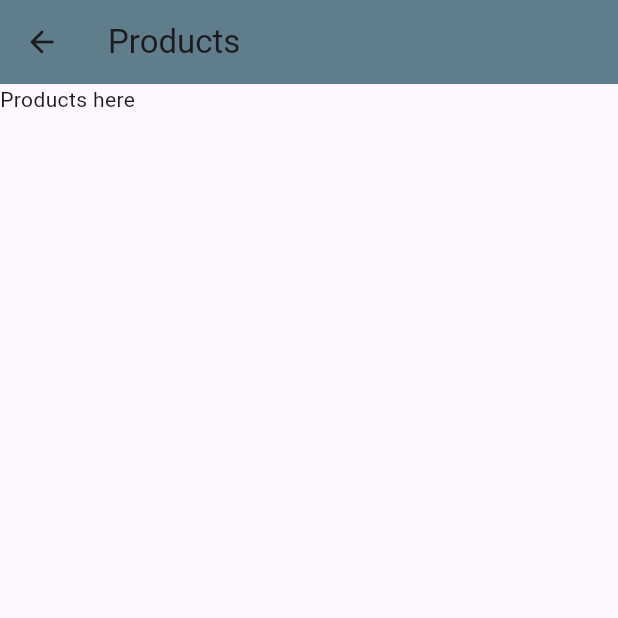
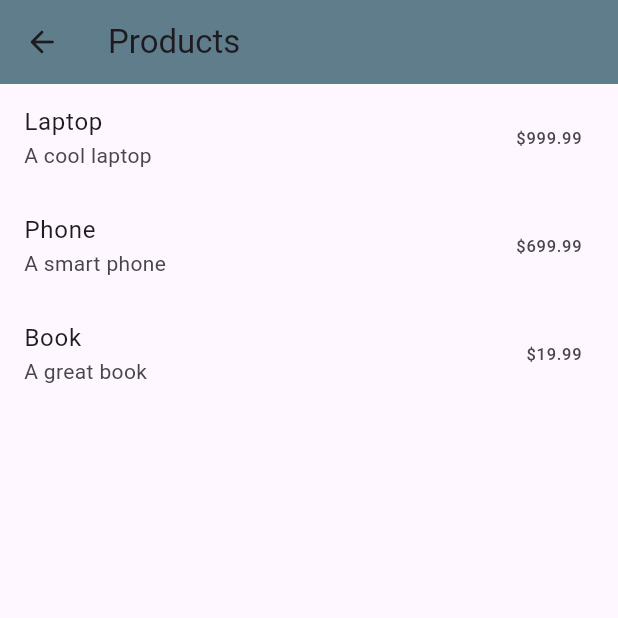
Before and after one commit to design-frontend-projects/flutter_ecommerce_supabase, a Flutter app: the ProductsScreen screen opened directly, on a phone screen of 412 x 824 dp, the top half of it. Run offline on Flutter 3.47's test engine with Material 3 defaults, Android fonts, the phone set to English and light mode, and no system bars; our stand-ins replace flutter_form_builder, flutter_hooks, form_builder_validators, get, get_storage, introduction_screen and 2 more; missing offline and left inert: onesignal_flutter; accounts and stored records are empty.

Commit message:
add enahcne to code
add enhance to code

```diff
--- /dev/null
+++ b/lib/controllers/product_controller.dart
@@ -0,0 +1,32 @@
+import 'package:get/get.dart';
+
+import '../models/product.dart';
+
+class ProductController extends GetxController {
+  var products = <Product>[].obs;
+  var isLoading = true.obs;
+
+  @override
+  void onInit() {
+    super.onInit();
+    // In a real app, you would fetch products from an API or database here
+    // For now, we'll just use some dummy data.
+    fetchProducts();
+  }
+
+  void fetchProducts() async {
+    try {
+      isLoading(true);
+      // Simulate a network call
+      await Future.delayed(const Duration(seconds: 1));
+      var productList = [
+        Product(id: 1, name: "Laptop", description: "A cool laptop", price: 999.99, type: "Electronics", tags: ["tech", "computer"], images: []),
+        Product(id: 2, name: "Phone", description: "A smart phone", price: 699.99, type: "Electronics", tags: ["tech", "mobile"], images: []),
+        Product(id: 3, name: "Book", description: "A great book", price: 19.99, type: "Books", tags: ["reading", "education"], images: []),
+      ];
+      products.assignAll(productList);
+    } finally {
+      isLoading(false);
+    }
+  }
+}
--- a/lib/core/routes/routes.dart
+++ b/lib/core/routes/routes.dart
@@ -17,13 +17,12 @@ import 'package:flutter_ecommerce_supabase_supabase/store/middleware/check_login
 import 'package:get/get.dart';
 
 final List<GetPage> appRoutes = [
-  GetPage(name: '/onboarding', page: () => const OnboardingIntro()),
   GetPage(
     name: '/',
     page: () => const Home(),
     binding: HomeBindings(),
-    middlewares: [CheckLoginGuard()],
   ),
+  GetPage(name: '/onboarding', page: () => const OnboardingIntro()),
   GetPage(
     name: '/auth/login',
     page: () => const Login(),
--- a/lib/screens/products/products.dart
+++ b/lib/screens/products/products.dart
@@ -1,18 +1,19 @@
 import 'package:flutter/material.dart';
+import 'package:flutter_ecommerce_supabase_supabase/controllers/product_controller.dart';
 import 'package:get/get.dart';
-class ProductsScreen extends StatefulWidget {
+
+class ProductsScreen extends StatelessWidget {
   const ProductsScreen({super.key});
 
   @override
-  State<ProductsScreen> createState() => _ProductsScreenState();
-}
+  Widget build(BuildContext context) {
+    // Initialize the ProductController here.
+    // The controller will be available to this widget and its children.
+    final ProductController productController = Get.put(ProductController());
 
-class _ProductsScreenState extends State<ProductsScreen> {
-  @override
-  Widget build(BuildContext context) {
     return Scaffold(
       appBar: AppBar(
-        title: Text("Products"),
+        title: const Text("Products"),
         backgroundColor: Colors.blueGrey.shade500,
         leading: IconButton(
           onPressed: () {
@@ -21,11 +22,23 @@ class _ProductsScreenState extends State<ProductsScreen> {
           icon: const Icon(Icons.arrow_back_rounded),
         ),
       ),
-      body: Column(
-        children: [
-          Text("Products here")
-        ],
-      ),
+      body: Obx(() {
+        if (productController.isLoading.value) {
+          return const Center(child: CircularProgressIndicator());
+        } else {
+          return ListView.builder(
+            itemCount: productController.products.length,
+            itemBuilder: (context, index) {
+              final product = productController.products[index];
+              return ListTile(
+                title: Text(product.name),
+                subtitle: Text(product.description),
+                trailing: Text("\$${product.price}"),
+              );
+            },
+          );
+        }
+      }),
     );
   }
 }
```
Also changed, not shown: lib/main.dart (+4 -4 lines), lib/screens/home.dart (+24 -82 lines).
